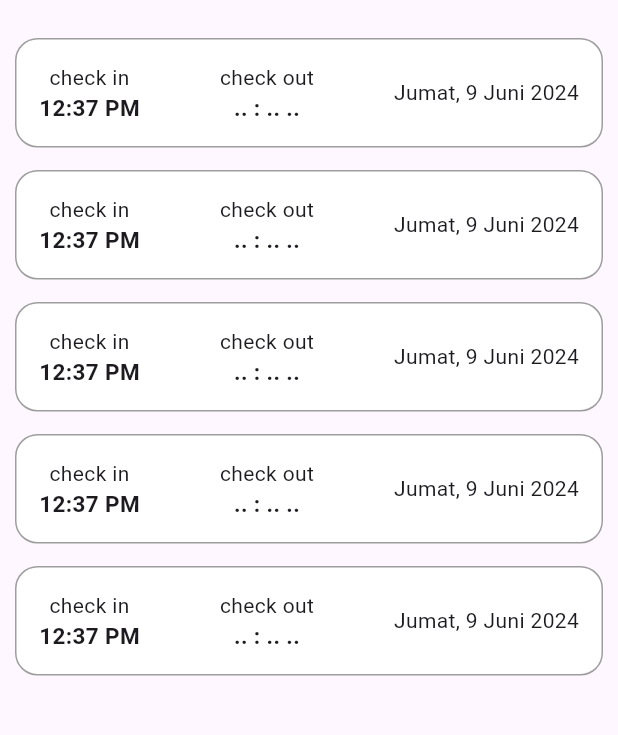
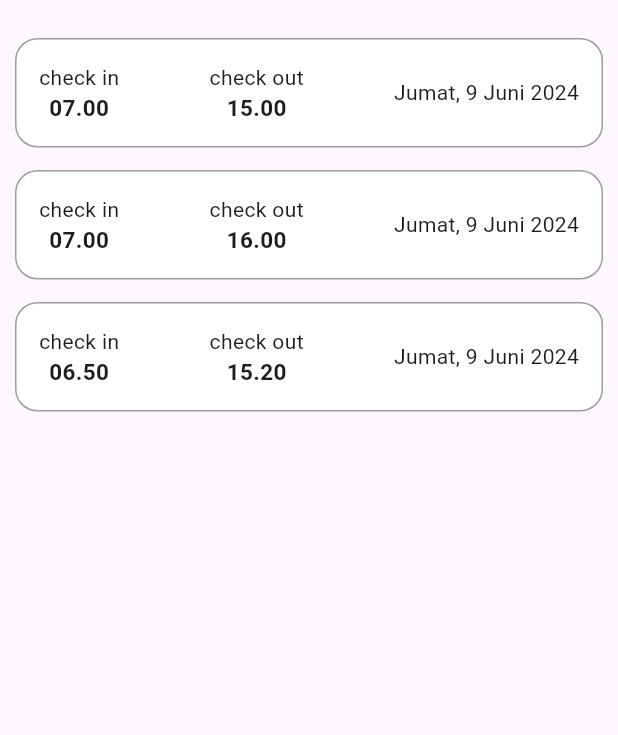
Before and after one commit to mp-class-si-unugha-2024/Presensi-Zulfa, a Flutter app: the AllPresenceView screen opened by its route, on a phone screen of 412 x 824 dp, the part 61-796 px from its top. Run offline on Flutter 3.47's test engine with Material 3 defaults, Android fonts, the phone set to English and light mode, and no system bars; our stand-ins replace device_preview, get.

Commit message:
presensi semua

```diff
--- a/lib/app/modules/all_presence/controllers/all_presence_controller.dart
+++ b/lib/app/modules/all_presence/controllers/all_presence_controller.dart
@@ -1,23 +1,22 @@
 import 'package:get/get.dart';
 
 class AllPresenceController extends GetxController {
-  //TODO: Implement AllPresenceController
-
-  final count = 0.obs;
-  @override
-  void onInit() {
-    super.onInit();
-  }
-
-  @override
-  void onReady() {
-    super.onReady();
-  }
-
-  @override
-  void onClose() {
-    super.onClose();
-  }
-
-  void increment() => count.value++;
+  //variable
+  List<Map<String, dynamic>> data = [
+    {
+      "waktuMasuk": "07.00",
+      "waktuKeluar": "15.00",
+      "tanggal": "Jumat, 9 Juni 2024",
+    },
+    {
+      "waktuMasuk": "07.00",
+      "waktuKeluar": "16.00",
+      "tanggal": "Sabtu, 10 Juni 2024",
+    },
+    {
+      "waktuMasuk": "06.50",
+      "waktuKeluar": "15.20",
+      "tanggal": "Senin, 12 Juni 2024",
+    },
+  ];
 }
--- a/lib/app/modules/all_presence/views/all_presence_view.dart
+++ b/lib/app/modules/all_presence/views/all_presence_view.dart
@@ -5,9 +5,11 @@ import 'package:get/get.dart';
 import '../controllers/all_presence_controller.dart';
 
 class AllPresenceView extends GetView<AllPresenceController> {
-  const AllPresenceView({Key? key}) : super(key: key);
+  const AllPresenceView({super.key});
   @override
   Widget build(BuildContext context) {
+    print(controller.data);
+    var data = controller.data;
     return Scaffold(
       appBar: AppBar(
         title: const Text(
@@ -29,14 +31,14 @@ class AllPresenceView extends GetView<AllPresenceController> {
                 color: Colors.white,
                 borderRadius: BorderRadius.circular(15),
               ),
-              child: const Row(
+              child: Row(
                 mainAxisAlignment: MainAxisAlignment.spaceBetween,
                 children: [
                   Column(
                     children: [
                       Text("check in"),
                       Text(
-                        "12:37 PM",
+                        data[index]['waktuMasuk'],
                         style: TextStyle(
                             fontSize: 15, fontWeight: FontWeight.bold),
                       ),
@@ -46,7 +48,7 @@ class AllPresenceView extends GetView<AllPresenceController> {
                     children: [
                       Text("check out"),
                       Text(
-                        ".. : .. ..",
+                        data[index]['waktuKeluar'],
                         style: TextStyle(
                             fontSize: 15, fontWeight: FontWeight.bold),
                       ),
@@ -62,7 +64,7 @@ class AllPresenceView extends GetView<AllPresenceController> {
               height: 15,
             );
           },
-          itemCount: 5,
+          itemCount: data.length,
         ),
       ),
     );
```
